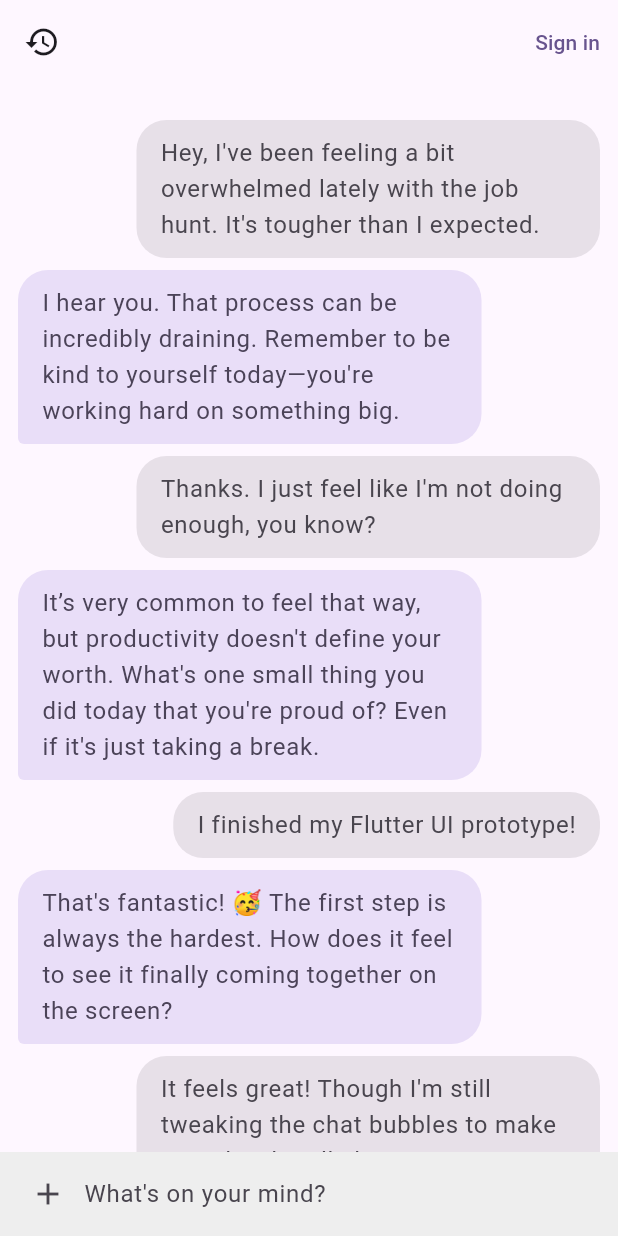
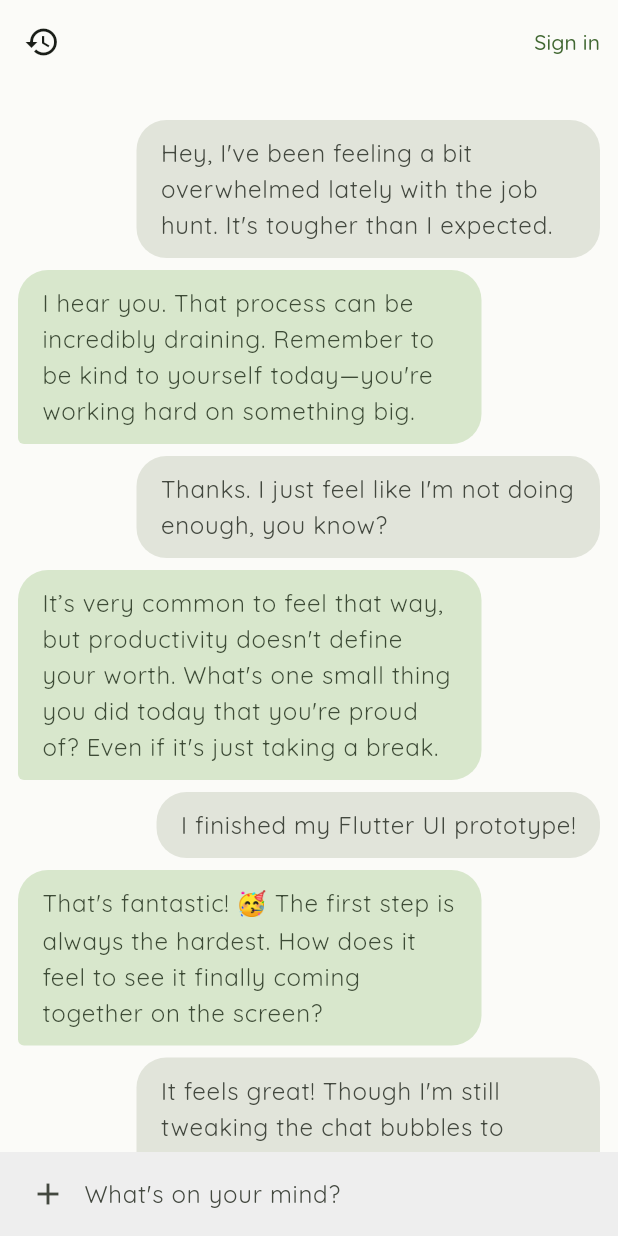
Before and after one commit to leonCTL12/AI-Companion-ChatApp, a Flutter app: the screen it shows after launch, on a phone screen of 412 x 824 dp. Run offline on Flutter 3.47's test engine with Material 3 defaults, Android fonts, the phone set to English and light mode, and no system bars; our stand-ins replace flutter_riverpod, google_fonts.

Commit message:
feat: change app theme

```diff
--- /dev/null
+++ b/lib/core/theme/app_theme.dart
@@ -0,0 +1,36 @@
+import 'package:flutter/material.dart';
+import 'package:google_fonts/google_fonts.dart';
+
+class AppTheme {
+  AppTheme._();
+
+  static const _seedColor = Color(0xFF98A68E); //i.e. Sage Green
+
+  static ThemeData get lightTheme {
+    return ThemeData(
+      useMaterial3: true,
+      colorScheme: ColorScheme.fromSeed(
+        seedColor: _seedColor,
+        brightness: Brightness.light,
+        surface: const Color(0xFFFBFBF8),
+      ),
+      textTheme: GoogleFonts.quicksandTextTheme(),
+      appBarTheme: const AppBarTheme(
+        centerTitle: true,
+        backgroundColor: Colors.transparent,
+        elevation: 0,
+      ),
+    );
+  }
+
+  static ThemeData get darkTheme {
+    return ThemeData(
+      useMaterial3: true,
+      colorScheme: ColorScheme.fromSeed(
+        seedColor: _seedColor,
+        brightness: Brightness.dark,
+      ),
+      textTheme: GoogleFonts.quicksandTextTheme(ThemeData.dark().textTheme),
+    );
+  }
+}
--- a/lib/main.dart
+++ b/lib/main.dart
@@ -1,5 +1,6 @@
 import 'package:flutter/material.dart';
 import 'package:flutter_riverpod/flutter_riverpod.dart';
+import 'package:llm_chatbot/core/theme/app_theme.dart';
 import 'package:llm_chatbot/features/chat/presentations/chat_page.dart';
 
 void main() {
@@ -14,12 +15,9 @@ class MyApp extends StatelessWidget {
   Widget build(BuildContext context) {
     return MaterialApp(
       title: 'Flutter Demo',
-      theme: ThemeData(
-        colorScheme: ColorScheme.fromSeed(
-          seedColor: Colors.deepPurple,
-          brightness: Brightness.light,
-        ),
-      ),
+      theme: AppTheme.lightTheme,
+      darkTheme: AppTheme.darkTheme,
+      themeMode: ThemeMode.system,
       home: const ChatPage(),
     );
   }
--- a/pubspec.yaml
+++ b/pubspec.yaml
@@ -35,6 +35,7 @@ dependencies:
   # Use with the CupertinoIcons class for iOS style icons.
   cupertino_icons: ^1.0.8
   flutter_riverpod: ^3.2.1
+  google_fonts: ^8.0.2
 
 dev_dependencies:
   flutter_test:
```
Also changed, not shown: pubspec.lock, 8 other files.
